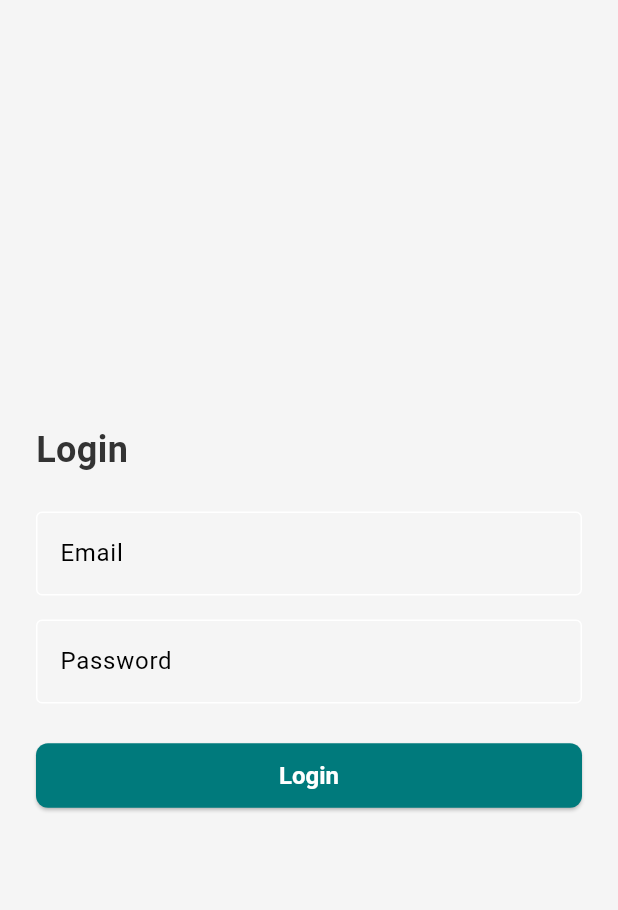
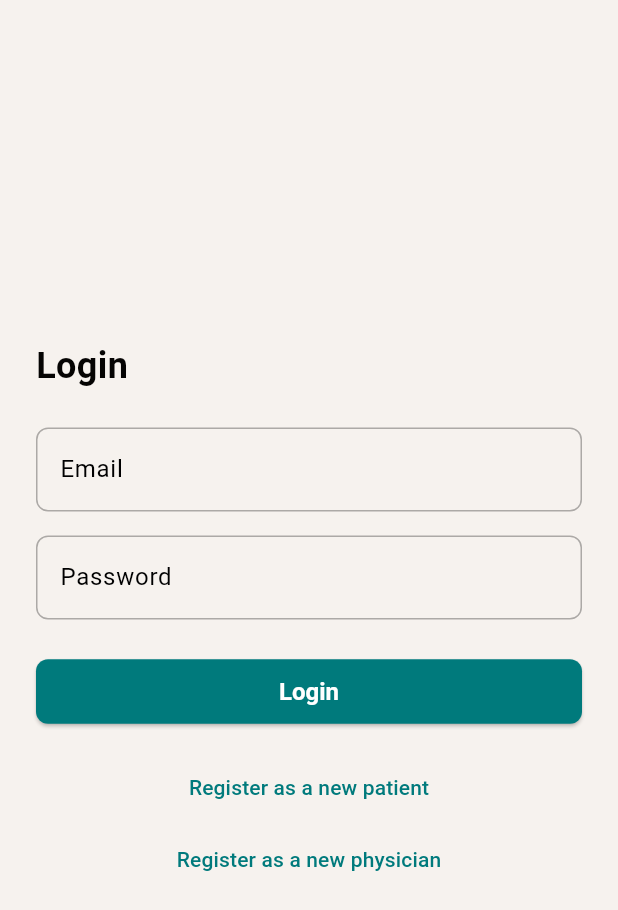
Before and after one commit to GlucoTrack-Cooperatives/Diabetes_Management_Frontend, a Flutter app: the screen it shows after launch, on a phone screen of 412 x 824 dp. Shown: the top 910 px of the screen. Run offline on Flutter 3.47's test engine with Material 3 defaults, Android fonts, the light colour scheme and no system bars; Roboto replaces fonts that are missing (DotGothic16).

Commit message:
Added a basic login and registration screen design with some changes in theme

```diff
--- a/lib/auth/login/login_screen.dart
+++ b/lib/auth/login/login_screen.dart
@@ -1,4 +1,8 @@
+import 'package:diabetes_management_system/auth/registration/patient_registration_screen.dart';
+import 'package:diabetes_management_system/auth/registration/physician_registration_screen.dart';
 import 'package:diabetes_management_system/utils/responsive_layout.dart';
+import 'package:diabetes_management_system/widgets/custom_elevated_button.dart';
+import 'package:diabetes_management_system/widgets/custom_text_form_field.dart';
 import 'package:flutter/material.dart';
 import 'package:diabetes_management_system/theme/app_colors.dart';
 import 'package:diabetes_management_system/theme/app_text_styles.dart';
@@ -78,12 +82,9 @@
         children: [
           Text('Login', style: AppTextStyles.headline1),
           SizedBox(height: 24),
-          TextFormField(
+          CustomTextFormField(
             controller: _emailController,
-            decoration: InputDecoration(
-              labelText: 'Email',
-              border: OutlineInputBorder(),
-            ),
+            labelText: 'Email',
             validator: (value) {
               if (value == null || value.isEmpty) {
                 return 'Please enter your email';
@@ -92,13 +93,10 @@
             },
           ),
           SizedBox(height: 16),
-          TextFormField(
+          CustomTextFormField(
             controller: _passwordController,
+            labelText: 'Password',
             obscureText: true,
-            decoration: InputDecoration(
-              labelText: 'Password',
-              border: OutlineInputBorder(),
-            ),
             validator: (value) {
               if (value == null || value.isEmpty) {
                 return 'Please enter your password';
@@ -107,13 +105,32 @@
             },
           ),
           SizedBox(height: 24),
-          ElevatedButton(
+          CustomElevatedButton(
             onPressed: () {
               if (_formKey.currentState!.validate()) {
                 // Handle login logic
               }
             },
-            child: Text('Login'),
+            text: 'Login',
+          ),
+          SizedBox(height: 16),
+          TextButton(
+            onPressed: () {
+              Navigator.push(
+                context,
+                MaterialPageRoute(builder: (context) => PatientRegistrationScreen()),
+              );
+            },
+            child: Text('Register as a new patient'),
+          ),
+          TextButton(
+            onPressed: () {
+              Navigator.push(
+                context,
+                MaterialPageRoute(builder: (context) => PhysicianRegistrationScreen()),
+              );
+            },
+            child: Text('Register as a new physician'),
           ),
         ],
       ),
--- a/lib/theme/app_colors.dart
+++ b/lib/theme/app_colors.dart
@@ -3,12 +3,12 @@
 class AppColors {
   static const Color primary = Color(0xFF007A7C);
   static const Color secondary = Color(0xFF6EC6C8);
-  static const Color accent = Color(0xFFFFC107);
+  static const Color accent = Color(0xFFbea2fc);
 
-  static const Color background = Color(0xFFF5F5F5);
+  static const Color background = Color(0xFFf6f2ee);
   static const Color surface = Colors.white;
   static const Color error = Color(0xFFB00020);
 
-  static const Color textPrimary = Color(0xFF333333);
-  static const Color textSecondary = Color(0xFF666666);
+  static const Color textPrimary = Color(0xFF050403);
+  static const Color textSecondary = Color(0xFF32bb63);
 }
--- a/lib/theme/app_text_styles.dart
+++ b/lib/theme/app_text_styles.dart
@@ -3,6 +3,7 @@
 
 class AppTextStyles {
   static const TextStyle headline1 = TextStyle(
+    fontFamily: 'DotGothic16',
     fontSize: 24,
     fontWeight: FontWeight.bold,
     color: AppColors.textPrimary,
--- a/lib/theme/app_theme.dart
+++ b/lib/theme/app_theme.dart
@@ -32,11 +32,13 @@
           foregroundColor: Colors.white,
           textStyle: AppTextStyles.button,
           padding: const EdgeInsets.symmetric(horizontal: 24, vertical: 12),
+
           shape: RoundedRectangleBorder(
             borderRadius: BorderRadius.circular(8),
           ),
         ),
       ),
+
       // You can also define other widget themes here, like text fields, etc.
     );
   }
--- /dev/null
+++ b/lib/widgets/custom_elevated_button.dart
@@ -0,0 +1,20 @@
+import 'package:flutter/material.dart';
+
+class CustomElevatedButton extends StatelessWidget {
+  final VoidCallback onPressed;
+  final String text;
+
+  const CustomElevatedButton({
+    Key? key,
+    required this.onPressed,
+    required this.text,
+  }) : super(key: key);
+
+  @override
+  Widget build(BuildContext context) {
+    return ElevatedButton(
+      onPressed: onPressed,
+      child: Text(text),
+    );
+  }
+}
--- /dev/null
+++ b/lib/widgets/custom_text_form_field.dart
@@ -0,0 +1,39 @@
+import 'package:flutter/material.dart';
+
+class CustomTextFormField extends StatelessWidget {
+  final TextEditingController controller;
+  final String labelText;
+  final String? Function(String?)? validator;
+  final bool obscureText;
+
+  const CustomTextFormField({
+    Key? key,
+    required this.controller,
+    required this.labelText,
+    this.validator,
+    this.obscureText = false,
+  }) : super(key: key);
+
+  @override
+  Widget build(BuildContext context) {
+    return TextFormField(
+      controller: controller,
+      obscureText: obscureText,
+      decoration: InputDecoration(
+        labelText: labelText,
+        border: OutlineInputBorder(
+          borderRadius: BorderRadius.circular(8),
+        ),
+        enabledBorder: OutlineInputBorder(
+          borderRadius: BorderRadius.circular(8),
+          borderSide: BorderSide(color: Theme.of(context).colorScheme.onSurface.withOpacity(0.3)),
+        ),
+        focusedBorder: OutlineInputBorder(
+          borderRadius: BorderRadius.circular(8),
+          borderSide: BorderSide(color: Theme.of(context).colorScheme.primary),
+        ),
+      ),
+      validator: validator,
+    );
+  }
+}
```
Also changed, not shown: lib/auth/registration/patient_registration_screen.dart (+54 -1 lines), lib/auth/registration/physician_registration_screen.dart (+53 -1 lines), pubspec.yaml (+4 -6 lines), 1 other file.
